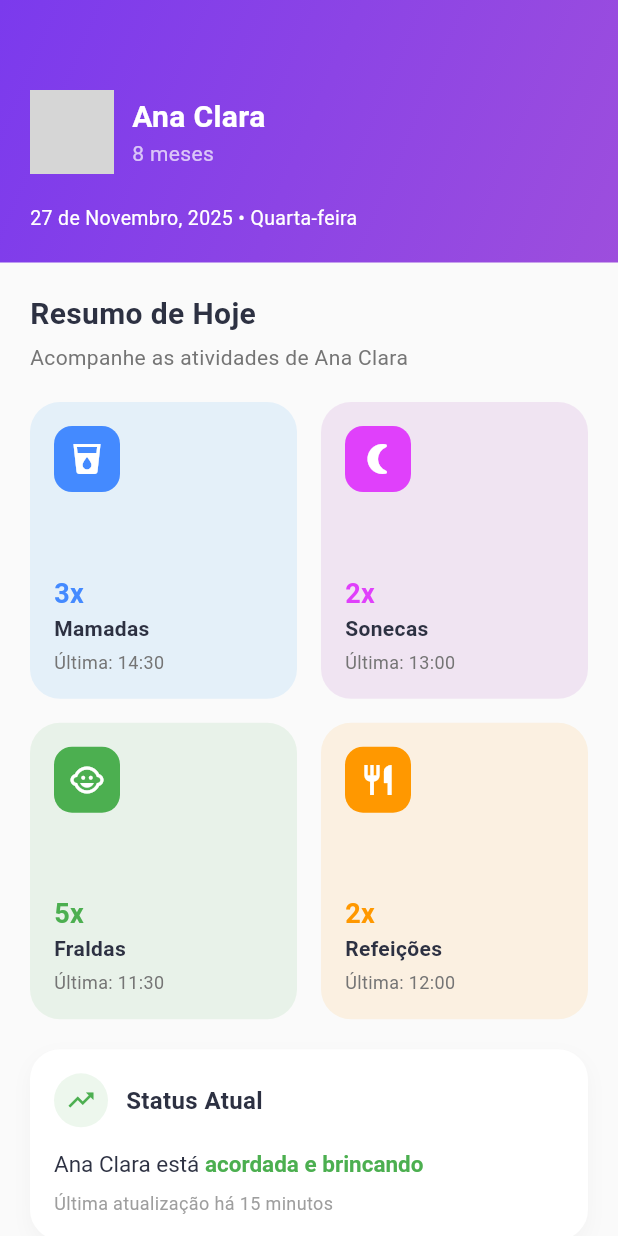
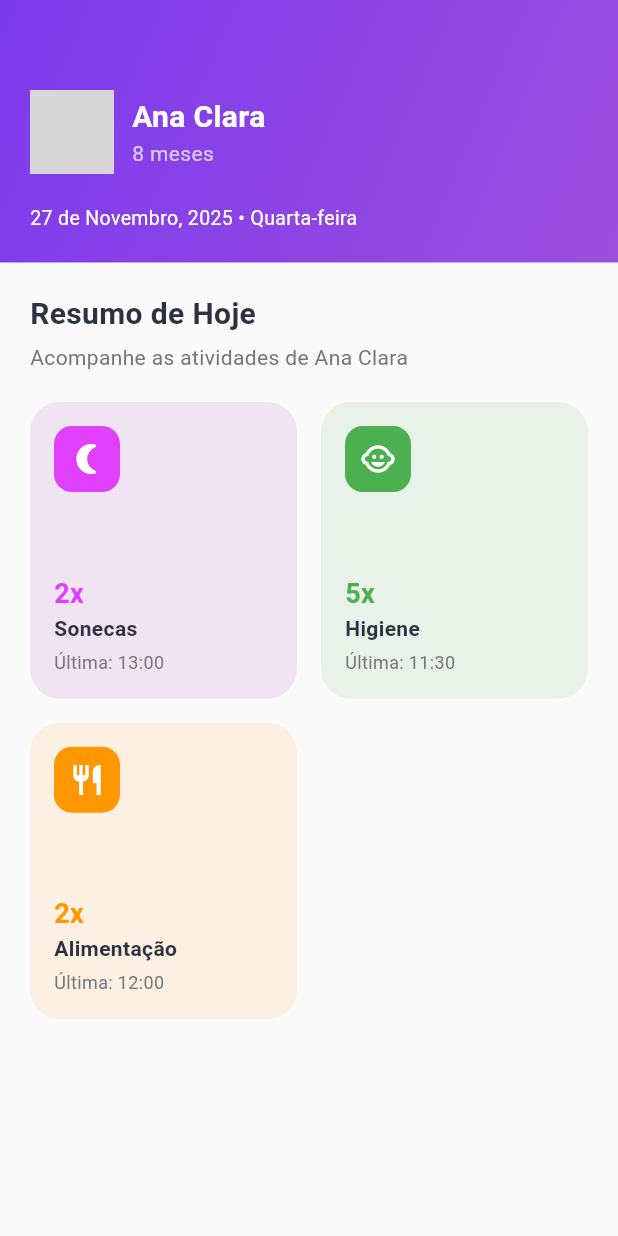
Before and after one commit to llraraujo/kinderedu, a Flutter app: the DashboardView screen opened directly, on a phone screen of 412 x 824 dp. Run offline on Flutter 3.47's test engine with Material 3 defaults, Android fonts, the phone set to English and light mode, and no system bars; our stand-ins replace firebase_core, firebase_messaging, mask_text_input_formatter; accounts and stored records are empty; network calls fail; grey boxes are pictures that could not be loaded.

Commit message:
removendo o card "mamadas". Removendo o card de "status atual"

```diff
--- a/app/lib/controllers/dashboard_controller.dart
+++ b/app/lib/controllers/dashboard_controller.dart
@@ -12,14 +12,6 @@ class DashboardController {
   List<ActivitySummary> getTodayActivities() {
     return [
       ActivitySummary(
-        title: 'Mamadas',
-        count: 3,
-        lastTime: '14:30',
-        icon: Icons.local_drink, // Ícone aproximado
-        primaryColor: Colors.blueAccent,
-        backgroundColor: Colors.blue.withOpacity(0.1),
-      ),
-      ActivitySummary(
         title: 'Sonecas',
         count: 2,
         lastTime: '13:00',
@@ -28,7 +20,7 @@ class DashboardController {
         backgroundColor: Colors.purple.withOpacity(0.1),
       ),
       ActivitySummary(
-        title: 'Fraldas',
+        title: 'Higiene',
         count: 5,
         lastTime: '11:30',
         icon: Icons.child_care,
@@ -36,7 +28,7 @@ class DashboardController {
         backgroundColor: Colors.green.withOpacity(0.1),
       ),
       ActivitySummary(
-        title: 'Refeições',
+        title: 'Alimentação',
         count: 2,
         lastTime: '12:00',
         icon: Icons.restaurant,
--- a/app/lib/views/dashboard_view.dart
+++ b/app/lib/views/dashboard_view.dart
@@ -58,8 +58,6 @@ class _DashboardViewState extends State<DashboardView> {
                   ),
                   const SizedBox(height: 20),
                   _buildActivitiesGrid(),
-                  const SizedBox(height: 20),
-                  _buildStatusCard(),
                 ],
               ),
             ),
@@ -136,65 +134,5 @@ class _DashboardViewState extends State<DashboardView> {
     );
   }
 
-  Widget _buildStatusCard() {
-    return Container(
-      padding: const EdgeInsets.all(16),
-      decoration: BoxDecoration(
-        color: Colors.white,
-        borderRadius: BorderRadius.circular(20),
-        boxShadow: [
-          BoxShadow(
-            color: Colors.black.withOpacity(0.03),
-            blurRadius: 10,
-            offset: const Offset(0, 5),
-          ),
-        ],
-      ),
-      child: Column(
-        crossAxisAlignment: CrossAxisAlignment.start,
-        children: [
-          Row(
-            children: [
-              Container(
-                padding: const EdgeInsets.all(8),
-                decoration: BoxDecoration(
-                  color: Colors.green.withOpacity(0.1),
-                  shape: BoxShape.circle,
-                ),
-                child: const Icon(Icons.trending_up, color: Colors.green, size: 20),
-              ),
-              const SizedBox(width: 12),
-              const Text(
-                'Status Atual',
-                style: TextStyle(
-                  fontSize: 16,
-                  fontWeight: FontWeight.bold,
-                  color: Color(0xFF2D3142),
-                ),
-              ),
-            ],
-          ),
-          const SizedBox(height: 16),
-          RichText(
-            text: TextSpan(
-              style: const TextStyle(fontSize: 15, color: Color(0xFF2D3142)),
-              children: [
-                TextSpan(text: '${_profile.name} está '),
-                const TextSpan(
-                  text: 'acordada e brincando',
-                  style: TextStyle(color: Colors.green, fontWeight: FontWeight.w600),
-                ),
-              ],
-            ),
-          ),
-          const SizedBox(height: 8),
-          Text(
-            'Última atualização há 15 minutos',
-            style: TextStyle(fontSize: 12, color: Colors.grey[500]),
-          ),
-        ],
-      ),
-    );
-  }
 
 }
```
